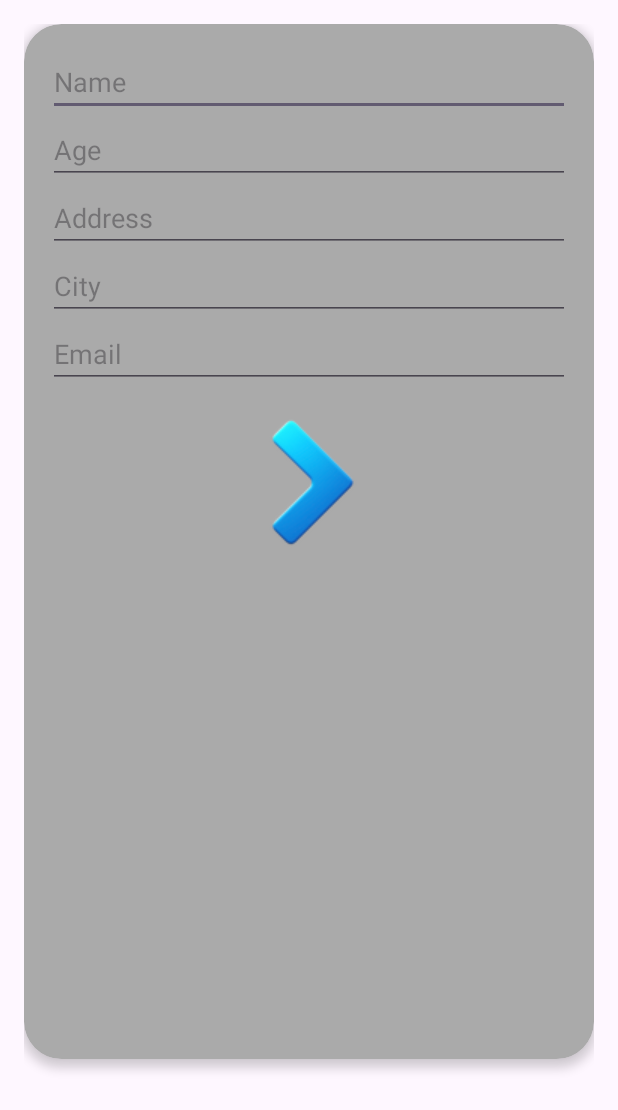
After one commit to githubtvp/HomeTutorProtoType, an Android app: the CommonProfile screen opened directly, with no data from a screen before it, on a phone screen of 412 x 824 dp. The commit adds this screen. Shown: the top 1110 px of the screen. Run offline under Robolectric (Android 15) with nearby library versions, the phone set to English and light mode, and no system bars; 1 statement that could not run was skipped.

Commit message:
Saving latest Updates with script

```diff
--- a/home tutor/app/build.gradle.kts
+++ b/home tutor/app/build.gradle.kts
@@ -45,6 +45,11 @@ dependencies {
     implementation("androidx.appcompat:appcompat:1.6.1")
     implementation("com.google.android.material:material:1.11.0")
     implementation("androidx.constraintlayout:constraintlayout:2.1.4")
+    implementation("androidx.activity:activity:1.8.0")
+//added by tvp
+    implementation("androidx.cardview:cardview:1.0.0")
+
+
     testImplementation("junit:junit:4.13.2")
     androidTestImplementation("androidx.test.ext:junit:1.1.5")
     androidTestImplementation("androidx.test.espresso:espresso-core:3.5.1")
--- /dev/null
+++ b/home tutor/app/src/main/java/com/example/login_page1/CommonProfile.kt
@@ -0,0 +1,108 @@
+package com.example.login_page1
+
+import android.content.Intent
+import android.os.Bundle
+import android.text.Editable
+import android.text.TextWatcher
+import android.widget.Toast
+import androidx.activity.enableEdgeToEdge
+import androidx.appcompat.app.AppCompatActivity
+import com.example.login_page1.databinding.ActivityCommonProfileBinding
+
+class CommonProfile : AppCompatActivity() {
+
+    private lateinit var binding: ActivityCommonProfileBinding
+    private lateinit var nextPage: Class<*>
+    private var nextPage1: Class<*> = StudProfile::class.java
+    private var nextPage2: Class<*> = TutorProfile::class.java
+    private var userTypeVal = 0
+
+    override fun onCreate(savedInstanceState: Bundle?) {
+        super.onCreate(savedInstanceState)
+        binding = ActivityCommonProfileBinding.inflate(layoutInflater)
+
+        setContentView(binding.root)
+      //  enableEdgeToEdge()
+
+        userTypeVal = intent.getStringExtra("userTypeVal").toString().toInt()
+        setUpListenerWatchers()
+        pr("here user! : " + userTypeVal)
+        //  val x:String = intent.getStringExtra("userTypeVal").toString()
+        //  val v1:Int = x.toInt()
+
+    }
+
+    private fun setUpListenerWatchers() {
+        // Add text change listeners to all EditText fields
+        binding.editTxtName.addTextChangedListener(textWatcher)
+        binding.editTxtAge.addTextChangedListener(textWatcher)
+        binding.editTxtAdd.addTextChangedListener(textWatcher)
+        binding.editTxtCity.addTextChangedListener(textWatcher)
+        binding.editTxtEmail.addTextChangedListener(textWatcher)
+        // Disable forward arrow button initially
+        binding.fwdArr.isEnabled = false
+
+//        binding.fwdArr.setOnClickListener {
+//            // Proceed to the next step
+//            // You can add your logic here to handle the click event
+//        }
+    }
+
+
+    //create a TextWatcher object to attach to each EditText object
+    private val textWatcher = object : TextWatcher {
+        override fun beforeTextChanged(s: CharSequence?, start: Int, count: Int, after: Int) {
+            // No implementation needed
+        }
+
+        override fun onTextChanged(s: CharSequence?, start: Int, before: Int, count: Int) {
+            // No implementation needed
+        }
+
+        override fun afterTextChanged(s: Editable?) {
+            // Validate all EditText fields
+            val isValid = validateEditTexts()
+            // Enable or disable the forward arrow button based on validation result
+            binding.fwdArr.isEnabled = isValid
+            if (isValid) {
+                binding.fwdArr.setOnClickListener { onFwdArrClickNextPage() }
+            }
+        }
+    }
+
+    private fun validateEditTexts(): Boolean {
+        val text1 = binding.editTxtName.text.toString().trim()
+        val text2 = binding.editTxtAge.text.toString().trim()
+        val text3 = binding.editTxtAdd.text.toString().trim()
+        val text4 = binding.editTxtCity.text.toString().trim()
+        val text5 = binding.editTxtEmail.text.toString().trim()
+
+        // Perform validation for each EditText field
+        val isValidText1 = text1.isNotEmpty() // Example validation logic
+        val isValidText2 = text2.isNotEmpty() // Example validation logic
+        val isValidText3 = text3.isNotEmpty() // Example validation logic
+        val isValidText4 = text4.isNotEmpty() // Example validation logic
+        val isValidText5 = text5.isNotEmpty() // Example validation logic
+
+        // Return true if all EditText fields are valid, otherwise false
+        return isValidText1 && isValidText2 && isValidText3 && isValidText4 && isValidText5
+    }
+
+    private fun onFwdArrClickNextPage() {
+        if (1 == userTypeVal) {
+            pr("Student user!")
+            nextPage = nextPage1
+        } else if (2 == userTypeVal) {
+            pr("Tutor user!")
+            nextPage = nextPage2
+        }
+        pr("All text boxes validated!")
+        val nextPg = Intent(this, nextPage)
+        startActivity(nextPg)
+    }
+
+    fun pr(msg: String) {
+        Toast.makeText(this, "Login Page : " + msg, Toast.LENGTH_LONG).show()
+    }
+
+}//End- class CommonProfile : AppCompatActivity()
--- /dev/null
+++ b/home tutor/app/src/main/res/layout/activity_common_profile.xml
@@ -0,0 +1,71 @@
+<?xml version="1.0" encoding="utf-8"?>
+<RelativeLayout xmlns:android="http://schemas.android.com/apk/res/android"
+    android:id="@+id/main"
+    xmlns:app="http://schemas.android.com/apk/res-auto"
+    android:layout_width="match_parent"
+    android:layout_height="match_parent"
+    android:padding="16dp">
+
+    <androidx.cardview.widget.CardView
+        android:layout_width="match_parent"
+        android:layout_height="wrap_content"
+        app:cardCornerRadius="25dp"
+        app:cardElevation="4dp"
+        app:cardBackgroundColor="@android:color/darker_gray">
+
+        <LinearLayout
+            android:layout_width="match_parent"
+            android:layout_height="690dp"
+            android:orientation="vertical"
+            android:padding="16dp">
+
+            <!-- Name -->
+            <EditText
+                android:id="@+id/editTxtName"
+                android:layout_width="match_parent"
+                android:layout_height="wrap_content"
+                android:hint="Name" />
+
+            <!-- Age -->
+            <EditText
+                android:id="@+id/editTxtAge"
+                android:layout_width="match_parent"
+                android:layout_height="wrap_content"
+                android:hint="Age"
+                android:inputType="number" />
+
+            <!-- Address -->
+            <EditText
+                android:id="@+id/editTxtAdd"
+                android:layout_width="match_parent"
+                android:layout_height="wrap_content"
+                android:hint="Address" />
+
+            <!-- City -->
+            <EditText
+                android:id="@+id/editTxtCity"
+                android:layout_width="match_parent"
+                android:layout_height="wrap_content"
+                android:hint="City" />
+
+            <!-- Email -->
+            <EditText
+                android:id="@+id/editTxtEmail"
+                android:layout_width="match_parent"
+                android:layout_height="wrap_content"
+                android:hint="Email"
+                android:inputType="textEmailAddress" />
+
+            <!-- Forward Arrow -->
+            <ImageView
+                android:id="@+id/fwdArr"
+                android:layout_width="wrap_content"
+                android:layout_height="wrap_content"
+                android:layout_gravity="center_horizontal"
+                android:layout_marginTop="16dp"
+                android:onClick="onForwardArrowClick"
+                android:src="@drawable/fwdarrow" />
+        </LinearLayout>
+    </androidx.cardview.widget.CardView>
+
+</RelativeLayout>
--- a/home tutor/app/src/main/res/values/colors.xml
+++ b/home tutor/app/src/main/res/values/colors.xml
@@ -2,6 +2,7 @@
 <resources>
     <color name="black">#FF000000</color>
     <color name="white">#FFFFFFFF</color>
+    <color name="grey">#93c2cc</color>
 
     <color name="app_theme">#009dff</color>
 
--- a/home tutor/build.gradle.kts
+++ b/home tutor/build.gradle.kts
@@ -1,5 +1,5 @@
 // Top-level build file where you can add configuration options common to all sub-projects/modules.
 plugins {
-    id("com.android.application") version "8.2.2" apply false
+    id("com.android.application") version "8.3.0" apply false
     id("org.jetbrains.kotlin.android") version "1.9.22" apply false
 }
```
Also changed, not shown: LogIn/app/src/main/java/com/example/login/Test2.kt (deleted, +0 -17 lines), home tutor/app/src/main/AndroidManifest.xml (+12 -0 lines), home tutor/app/src/main/java/com/example/login_page1/CreateProfile.kt (added, +72 -0 lines), home tutor/app/src/main/java/com/example/login_page1/Login_page.kt (+5 -5 lines), home tutor/app/src/main/java/com/example/login_page1/StudProfile.kt (added, +20 -0 lines), home tutor/app/src/main/java/com/example/login_page1/TutorProfile.kt (added, +20 -0 lines), home tutor/app/src/main/res/layout/activity_create_profile.xml (added, +69 -0 lines), home tutor/app/src/main/res/layout/activity_stud_profile.xml (added, +17 -0 lines), home tutor/app/src/main/res/layout/activity_tutor_profile.xml (added, +17 -0 lines), home tutor/app/src/main/res/drawable/fwdarrow.png (added), home tutor/app/src/main/res/drawable/iconstudent.png (added), home tutor/app/src/main/res/drawable/icontutor.png (added), home tutor/gradle/wrapper/gradle-wrapper.properties.
